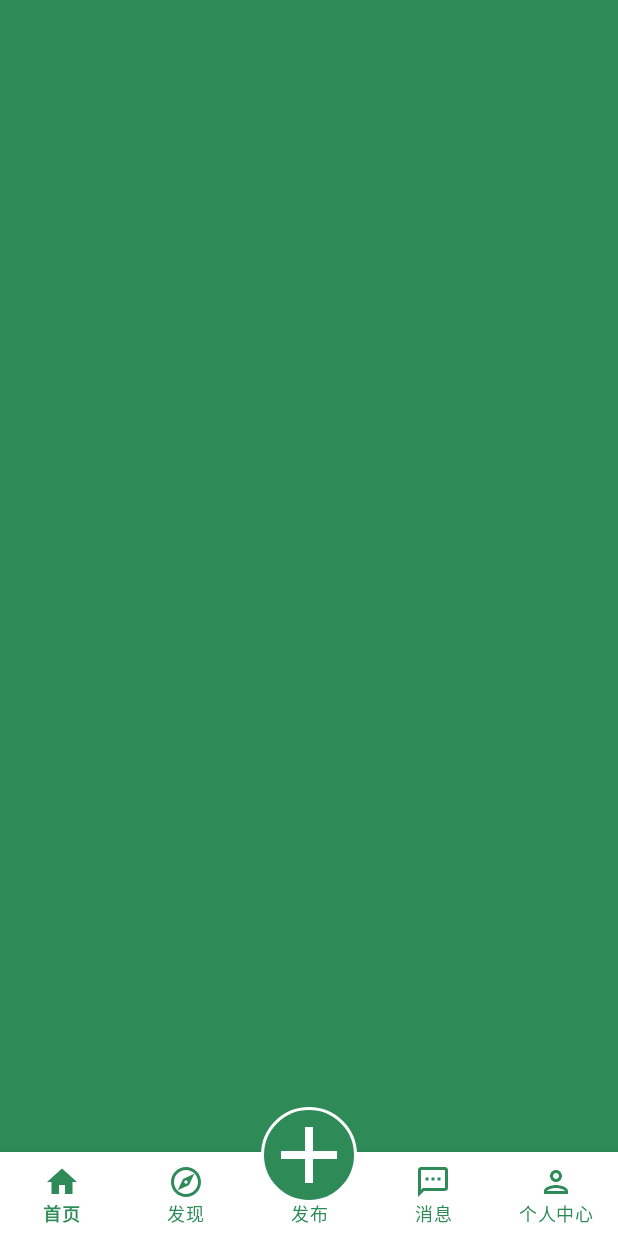
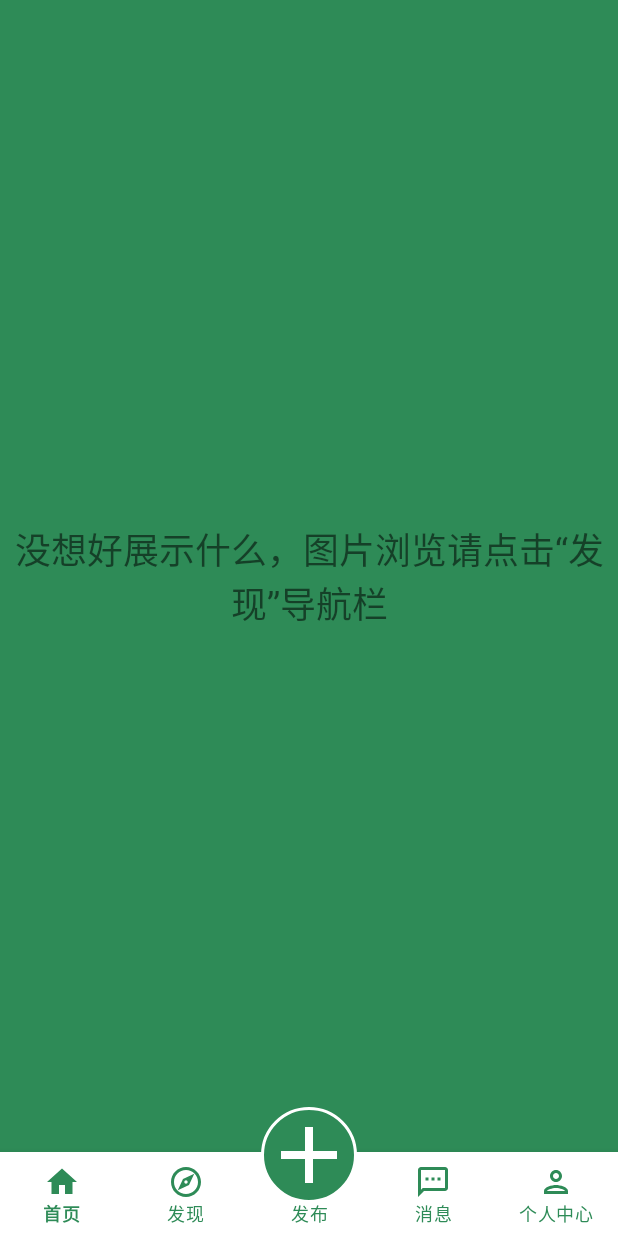
Before and after one commit to TravelingLee/KuAnXDA, an Android app: the screen it shows after launch (MainActivity), on a phone screen of 412 x 824 dp. Run offline under Robolectric (Android 15) with nearby library versions, the phone set to English and light mode, and no system bars; pictures from the network do not load.

```diff
--- a/app/src/main/java/com/example/kuanxda/CommentAdapter.java
+++ b/app/src/main/java/com/example/kuanxda/CommentAdapter.java
@@ -17,6 +17,7 @@ public class CommentAdapter extends RecyclerView.Adapter<CommentAdapter.ViewHold
     public CommentAdapter(Context mContext,List<CommentRecord.Comment> comment_list) {
         this.mContext = mContext;
         this.comment_list = comment_list;
+        System.out.println("适配器收到的评论列表："+comment_list);
     }
 
     @NonNull
@@ -28,6 +29,7 @@ public class CommentAdapter extends RecyclerView.Adapter<CommentAdapter.ViewHold
 
     @Override
     public void onBindViewHolder(@NonNull CommentAdapter.ViewHolder holder, int position) {
+        System.out.println("适配器绑定的列表："+comment_list.get(position).getContent());
         holder.first_comment = comment_list.get(position).getContent();
         holder.username = comment_list.get(position).getUserName();
     }
--- a/app/src/main/java/com/example/kuanxda/FoundFragment.java
+++ b/app/src/main/java/com/example/kuanxda/FoundFragment.java
@@ -172,7 +172,6 @@ public class FoundFragment extends Fragment {
                                         message.what = 1;
                                         handler.sendMessage(message);
                                         Looper.loop();
-//                                        FoundFragment.this.notify();
 
 //                                        PhotoFragment photoFragment = new PhotoFragment(record);
                                     }
--- a/app/src/main/java/com/example/kuanxda/MainActivity.java
+++ b/app/src/main/java/com/example/kuanxda/MainActivity.java
@@ -10,6 +10,7 @@ import android.content.Intent;
 import android.content.SharedPreferences;
 import android.os.Bundle;
 import android.os.Handler;
+import android.os.Looper;
 import android.os.Message;
 import android.util.Log;
 import android.view.MenuItem;
@@ -148,6 +149,7 @@ public class MainActivity extends AppCompatActivity {
                                             String body = response.body().string();
                                             System.out.println(body);
                                             SharedResponse<Object> sharedResponse = gson.fromJson(body, jsonType);
+                                            System.out.println(sharedResponse.getCode());
                                             List<SharedResponse.Data.Record> record = sharedResponse.getData().getRecords();
                                             System.out.println("启动FoundFragment" + record.toString());
                                             System.out.println(record);
@@ -161,7 +163,6 @@ public class MainActivity extends AppCompatActivity {
                     }
                     break;
                 }
-//                System.out.println("试一试"+fragment.getClass());
                 return true;
             }
         });
@@ -170,13 +171,13 @@ public class MainActivity extends AppCompatActivity {
             @Override
             public void onClick(View v) {
                 if (user_id == null) {
+                    System.out.println("userid的值"+user_id);
                     Toast.makeText(getApplicationContext(), "请先登录！", Toast.LENGTH_LONG).show();
                     return;
                 }
                 Intent intent = new Intent(MainActivity.this, PublishActivity.class);
                 intent.putExtra("user_id", user_id);
                 startActivity(intent);
-//                intent.putExtra(USER_NAME,)
             }
         });
 
--- a/app/src/main/res/layout/activity_detail.xml
+++ b/app/src/main/res/layout/activity_detail.xml
@@ -197,8 +197,8 @@
         android:layout_marginBottom="64dp"
         android:id="@+id/comment_list"
         android:layout_width="match_parent"
-        android:layout_height="0dp"
-        app:layout_constraintTop_toBottomOf="@id/good_job"
+        android:layout_height="match_parent"
+        app:layout_constraintTop_toTopOf="parent"
         tools:ignore="MissingConstraints,NotSibling" />
 
     <EditText
--- a/app/src/main/res/layout/fragment_home.xml
+++ b/app/src/main/res/layout/fragment_home.xml
@@ -1,14 +1,27 @@
 <?xml version="1.0" encoding="utf-8"?>
-<FrameLayout xmlns:android="http://schemas.android.com/apk/res/android"
+<androidx.constraintlayout.widget.ConstraintLayout xmlns:android="http://schemas.android.com/apk/res/android"
     xmlns:tools="http://schemas.android.com/tools"
     android:layout_width="match_parent"
     android:layout_height="match_parent"
+    xmlns:app="http://schemas.android.com/apk/res-auto"
     tools:context=".HomeFragment">
+
+    <TextView
+        android:layout_width="match_parent"
+        android:layout_height="match_parent"
+        android:textSize="24dp"
+        android:gravity="center"
+        app:layout_constraintLeft_toLeftOf="parent"
+        app:layout_constraintRight_toRightOf="parent"
+        app:layout_constraintTop_toTopOf="parent"
+        app:layout_constraintBottom_toBottomOf="parent"
+        android:text="没想好展示什么，图片浏览请点击“发现”导航栏"
+        />
 
     <!-- TODO: Update blank fragment layout -->
     <androidx.recyclerview.widget.RecyclerView
         android:layout_width="match_parent"
         android:layout_height="0dp"
-        />
+        tools:ignore="MissingConstraints" />
 
-</FrameLayout>
+</androidx.constraintlayout.widget.ConstraintLayout>
```
Also changed, not shown: app/src/main/java/com/example/kuanxda/DetailActivity.java (+11 -11 lines), app/src/main/java/com/example/kuanxda/PhotoAdapter.java (+38 -38 lines).
